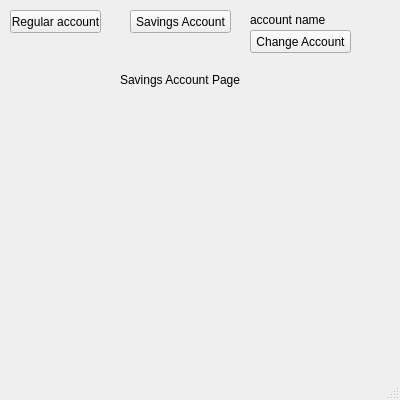
Qt form gui.ui (cthieman1/Final_Project1) before a commit.
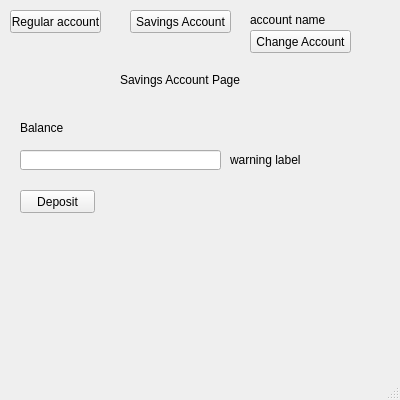
The same form after that commit. The open tabs and pages were chosen to show the change.

Commit message: incorporated savings account functionality

The edit to the form file:
```diff
--- a/gui.ui
+++ b/gui.ui
@@ -168,6 +168,55 @@
        <string>Savings Account Page</string>
       </property>
      </widget>
+     <widget class="QLabel" name="savings_warning_lbl">
+      <property name="geometry">
+       <rect>
+        <x>230</x>
+        <y>80</y>
+        <width>161</width>
+        <height>20</height>
+       </rect>
+      </property>
+      <property name="text">
+       <string>warning label</string>
+      </property>
+     </widget>
+     <widget class="QPushButton" name="savings_deposit_btn">
+      <property name="geometry">
+       <rect>
+        <x>20</x>
+        <y>120</y>
+        <width>75</width>
+        <height>23</height>
+       </rect>
+      </property>
+      <property name="text">
+       <string>Deposit</string>
+      </property>
+     </widget>
+     <widget class="QLineEdit" name="savings_lnedit">
+      <property name="geometry">
+       <rect>
+        <x>20</x>
+        <y>80</y>
+        <width>201</width>
+        <height>20</height>
+       </rect>
+      </property>
+     </widget>
+     <widget class="QLabel" name="savings_balance_lbl">
+      <property name="geometry">
+       <rect>
+        <x>20</x>
+        <y>50</y>
+        <width>251</width>
+        <height>16</height>
+       </rect>
+      </property>
+      <property name="text">
+       <string>Balance</string>
+      </property>
+     </widget>
     </widget>
     <widget class="QWidget" name="account_page">
      <widget class="QLabel" name="label">
```
Left out of the diff: 4 changed lines with no effect on the pictures. The commit also changes 2 other files.
